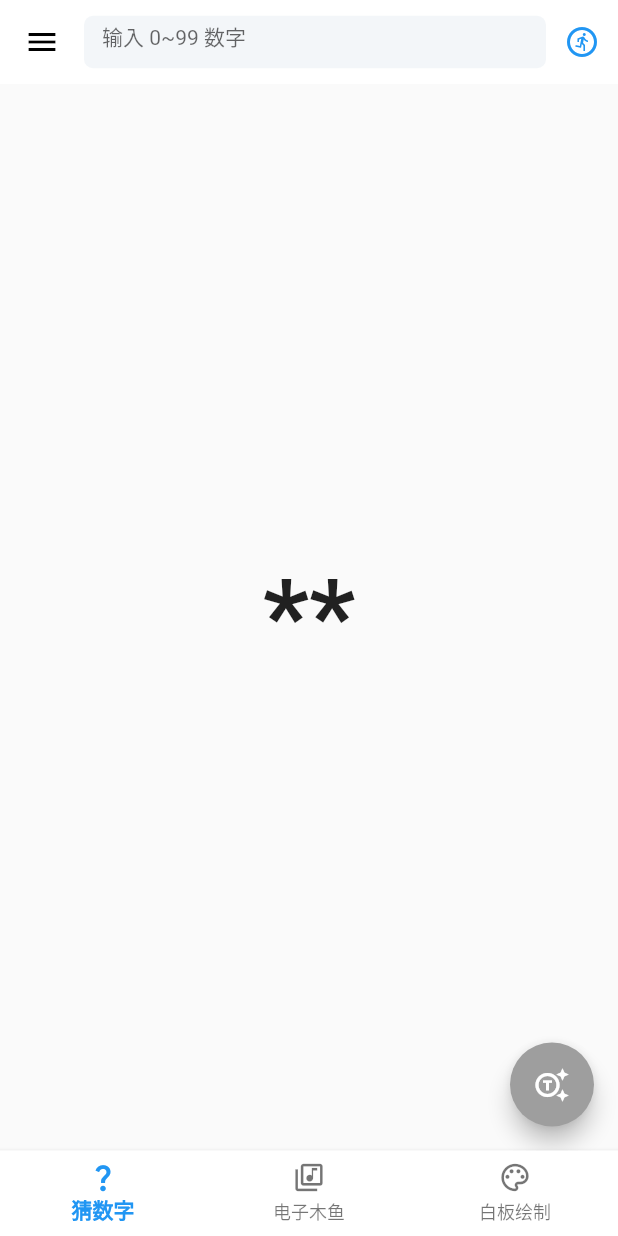
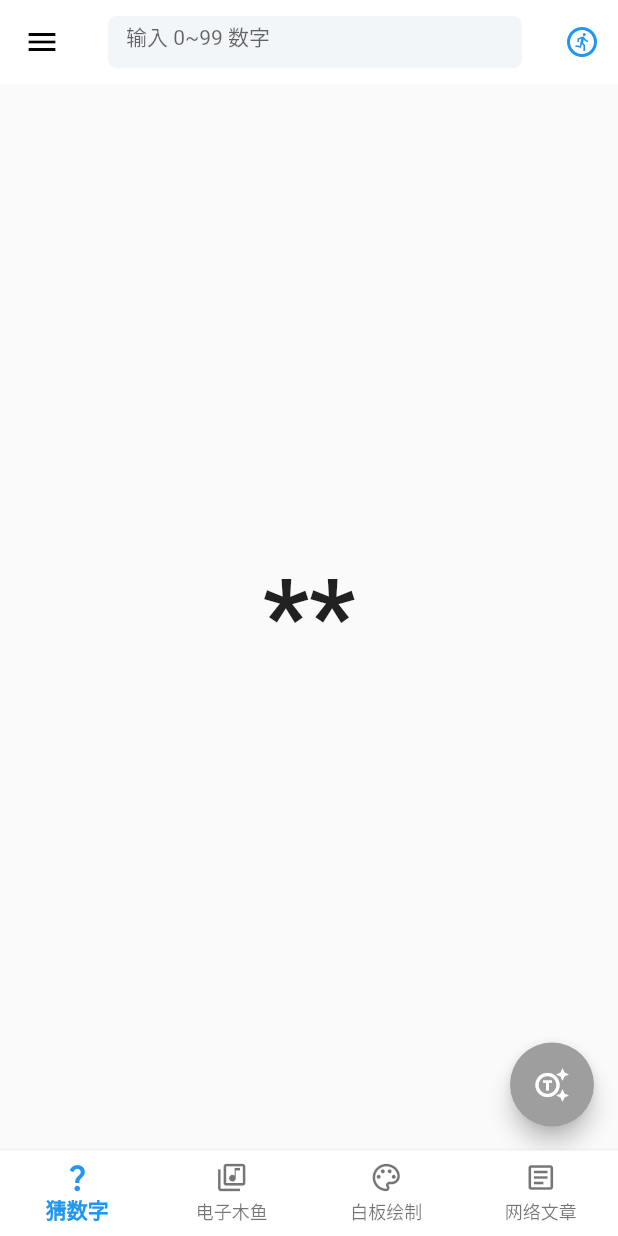
Before and after one commit to toly1994328/flutter_first_station, a Flutter app: the screen it shows after launch, after a tap on the "generating tokens" icon, on a phone screen of 412 x 824 dp. Run offline on Flutter 3.47's test engine with Material 2 defaults, Android fonts, the light colour scheme and no system bars; our stand-ins replace dio, shared_preferences, sqflite, webview_flutter; missing offline and left inert: flame_audio; accounts and stored records are empty; network calls fail.

Commit message:
网络文章-v1

```diff
--- a/lib/guess/guess_app_bar.dart
+++ b/lib/guess/guess_app_bar.dart
@@ -14,14 +14,7 @@ class GuessAppBar extends StatelessWidget implements PreferredSizeWidget {
   @override
   Widget build(BuildContext context) {
     return AppBar(
-      systemOverlayStyle: const SystemUiOverlayStyle(
-          statusBarIconBrightness: Brightness.dark,
-          statusBarColor: Colors.transparent),
-      titleSpacing: 0,
-      leading: Icon(
-        Icons.menu,
-        color: Colors.black,
-      ),
+      leading: Icon(Icons.menu, color: Colors.black),
       actions: [
         IconButton(
             splashRadius: 20,
@@ -31,8 +24,6 @@ class GuessAppBar extends StatelessWidget implements PreferredSizeWidget {
               color: Colors.blue,
             ))
       ],
-      backgroundColor: Colors.white,
-      elevation: 0,
       title: TextField(
         controller: controller,
         keyboardType: TextInputType.number,
--- a/lib/main.dart
+++ b/lib/main.dart
@@ -1,4 +1,5 @@
 import 'package:flutter/material.dart';
+import 'package:flutter/services.dart';
 
 import 'counter/counter_page.dart';
 import 'guess/guess_page.dart';
@@ -23,6 +24,17 @@ class MyApp extends StatelessWidget {
       debugShowCheckedModeBanner: false,
       theme: ThemeData(
         primarySwatch: Colors.blue,
+        appBarTheme: const AppBarTheme(
+          elevation: 0,
+          centerTitle: true,
+          systemOverlayStyle: SystemUiOverlayStyle(
+            statusBarIconBrightness: Brightness.dark,
+            statusBarColor: Colors.transparent,
+          ),
+          backgroundColor: Colors.white,
+          titleTextStyle: TextStyle(color: Colors.black, fontSize: 16, fontWeight: FontWeight.bold),
+          iconTheme: IconThemeData(color: Colors.black),
+        )
       ),
       home: const AppNavigation(),
     );
--- a/lib/muyu/muyu_app_bar.dart
+++ b/lib/muyu/muyu_app_bar.dart
@@ -12,18 +12,12 @@ class MuyuAppBar extends StatelessWidget implements PreferredSizeWidget {
   @override
   Widget build(BuildContext context) {
     return AppBar(
-      elevation: 0,
-      centerTitle: true,
-      systemOverlayStyle: const SystemUiOverlayStyle(
-          statusBarIconBrightness: Brightness.dark,
-          statusBarColor: Colors.transparent),
-      backgroundColor: Colors.white,
-      titleTextStyle: const TextStyle(
-          color: Colors.black, fontSize: 16, fontWeight: FontWeight.bold),
-      iconTheme: const IconThemeData(color: Colors.black),
       title: const Text("电子木鱼"),
       actions: [
-        IconButton(onPressed: onTapHistory, icon: const Icon(Icons.history))
+        IconButton(
+          onPressed: onTapHistory,
+          icon: const Icon(Icons.history),
+        )
       ],
     );
   }
--- a/lib/navigation/app_navigation.dart
+++ b/lib/navigation/app_navigation.dart
@@ -3,6 +3,7 @@ import 'package:flutter_first_station/guess/guess_page.dart';
 import 'package:flutter_first_station/muyu/muyu_page.dart';
 import 'package:flutter_first_station/paper/paper.dart';
 
+import '../net_article/views/net_articel_page.dart';
 import 'app_bottom_bar.dart';
 
 class AppNavigation extends StatefulWidget {
@@ -20,21 +21,18 @@ class _AppNavigationState extends State<AppNavigation> {
     MenuData(label: '猜数字', icon: Icons.question_mark),
     MenuData(label: '电子木鱼', icon: Icons.my_library_music_outlined),
     MenuData(label: '白板绘制', icon: Icons.palette_outlined),
+    MenuData(label: '网络文章', icon: Icons.article_outlined),
   ];
 
   @override
   Widget build(BuildContext context) {
-    return Column(
-      children: [
-        Expanded(
-          child: _buildContent(),
-        ),
-        AppBottomBar(
+    return Scaffold(
+      body: _buildContent(),
+      bottomNavigationBar: AppBottomBar(
         currentIndex: _index,
         onItemTap: _onChangePage,
         menus: menus,
-        )
-      ],
+      ),
     );
   }
 
@@ -53,6 +51,7 @@ class _AppNavigationState extends State<AppNavigation> {
         GuessPage(),
         MuyuPage(),
         Paper(),
+        NetArticlePage(),
       ],
     );
   }
--- /dev/null
+++ b/lib/net_article/api/article_api.dart
@@ -0,0 +1,23 @@
+
+import 'package:dio/dio.dart';
+
+import '../model/article.dart';
+
+class ArticleApi{
+
+  static const String kBaseUrl = 'https://www.wanandroid.com';
+
+  final Dio _client = Dio(BaseOptions(baseUrl: kBaseUrl));
+
+  Future<List<Article>> loadArticles(int page) async {
+    String path = '/article/list/$page/json';
+    var rep = await _client.get(path);
+    if (rep.statusCode == 200) {
+      if(rep.data!=null){
+        var data = rep.data['data']['datas'] as List;
+        return data.map(Article.formMap).toList();
+      }
+    }
+    return [];
+  }
+}
--- /dev/null
+++ b/lib/net_article/views/net_articel_page.dart
@@ -0,0 +1,18 @@
+import 'package:flutter/material.dart';
+import 'package:flutter/services.dart';
+
+import 'article_content.dart';
+
+class NetArticlePage extends StatelessWidget {
+  const NetArticlePage({Key? key}) : super(key: key);
+
+  @override
+  Widget build(BuildContext context) {
+    return Scaffold(
+      appBar: AppBar(
+        title: const Text('网络请求测试'),
+      ),
+      body: ArticleContent(),
+    );
+  }
+}
--- a/lib/paper/paper_app_bar.dart
+++ b/lib/paper/paper_app_bar.dart
@@ -17,30 +17,17 @@ class PaperAppBar extends StatelessWidget implements PreferredSizeWidget {
   @override
   Widget build(BuildContext context) {
     return AppBar(
-      centerTitle: true,
-      elevation: 0,
-      systemOverlayStyle: const SystemUiOverlayStyle(
-          statusBarIconBrightness: Brightness.dark,
-          statusBarColor: Colors.transparent),
-      backgroundColor: Colors.white,
       leading: BackUpButtons(
         onBack: onBack,
         onRevocation: onRevocation,
       ),
       leadingWidth: 100,
-      title: Text(
-        '画板绘制',
-        style: TextStyle(color: Colors.black, fontSize: 16),
-      ),
+      title: Text('画板绘制'),
       actions: [
         IconButton(
             splashRadius: 20,
             onPressed: onClear,
-            icon: Icon(
-              CupertinoIcons.delete,
-              color: Colors.black,
-              size: 20,
-            ))
+            icon: Icon(CupertinoIcons.delete, size: 20))
       ],
     );
   }
--- a/pubspec.yaml
+++ b/pubspec.yaml
@@ -35,6 +35,8 @@ dependencies:
   intl: ^0.18.1
   shared_preferences: ^2.1.1
   sqflite: ^2.2.8+2
+  dio: ^5.1.2
+  webview_flutter: ^4.2.0
   # The following adds the Cupertino Icons font to your application.
   # Use with the CupertinoIcons class for iOS style icons.
   cupertino_icons: ^1.0.2
```
Also changed, not shown: lib/net_article/model/article.dart (added, +24 -0 lines), lib/net_article/views/article_content.dart (added, +114 -0 lines), lib/net_article/views/article_detail_page.dart (added, +32 -0 lines), pubspec.lock, 1 other file. Lines whose indentation alone changed are shown as unchanged.
